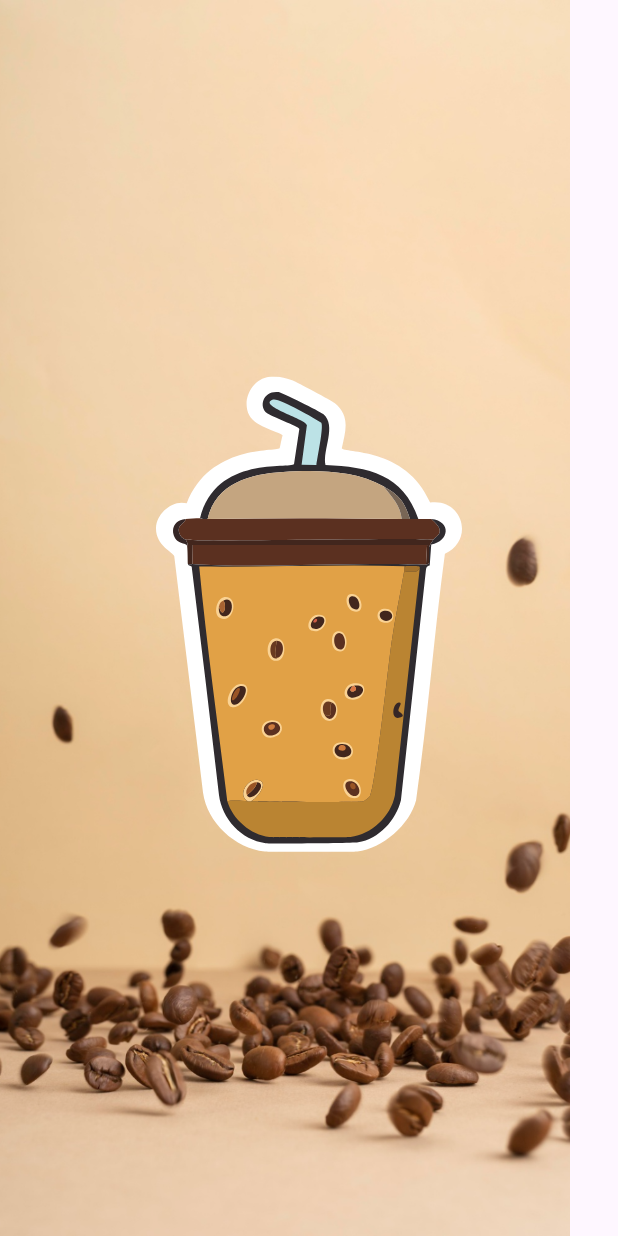
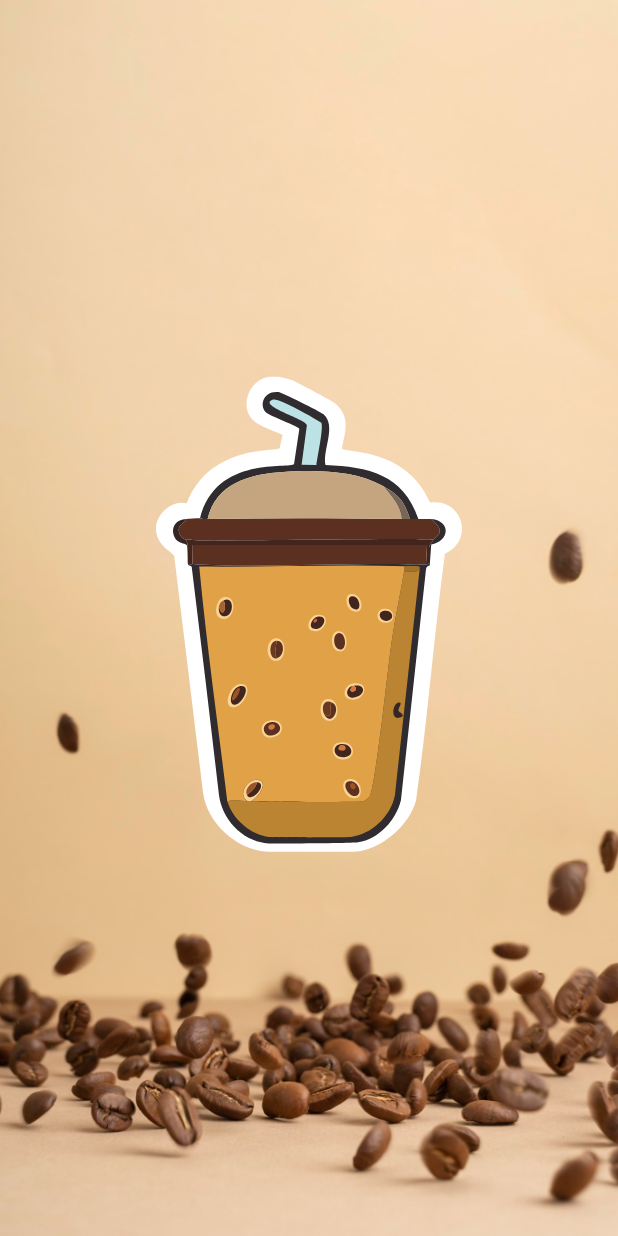
Before and after one commit to Dina266/Coffe_Shop_App, a Flutter app: the Splash screen opened by its route, on a phone screen of 412 x 824 dp. Run offline on Flutter 3.47's test engine with Material 3 defaults, Android fonts, the phone set to English and light mode, and no system bars; our stand-ins replace bloc, dartz, dio, firebase_auth, firebase_core, flutter_bloc and 7 more; accounts and stored records are empty.

Commit message:
fix splash view bug

```diff
--- a/lib/features/splash/presentation/view/splash.dart
+++ b/lib/features/splash/presentation/view/splash.dart
@@ -29,9 +29,13 @@ class _SplashState extends State<Splash> {
     return Scaffold(
       body: Stack(
         children: [
-          Image.asset(Assets.imagesSplashBackground),
-          Align(
-            alignment: Alignment.center,
+          Image.asset(
+            Assets.imagesSplashBackground,
+            height: double.infinity,
+            width: double.infinity,
+            fit: BoxFit.cover,
+          ),
+          Center(
             child: SvgPicture.asset(Assets.imagesAppIcon),
           ),
         ],
```
